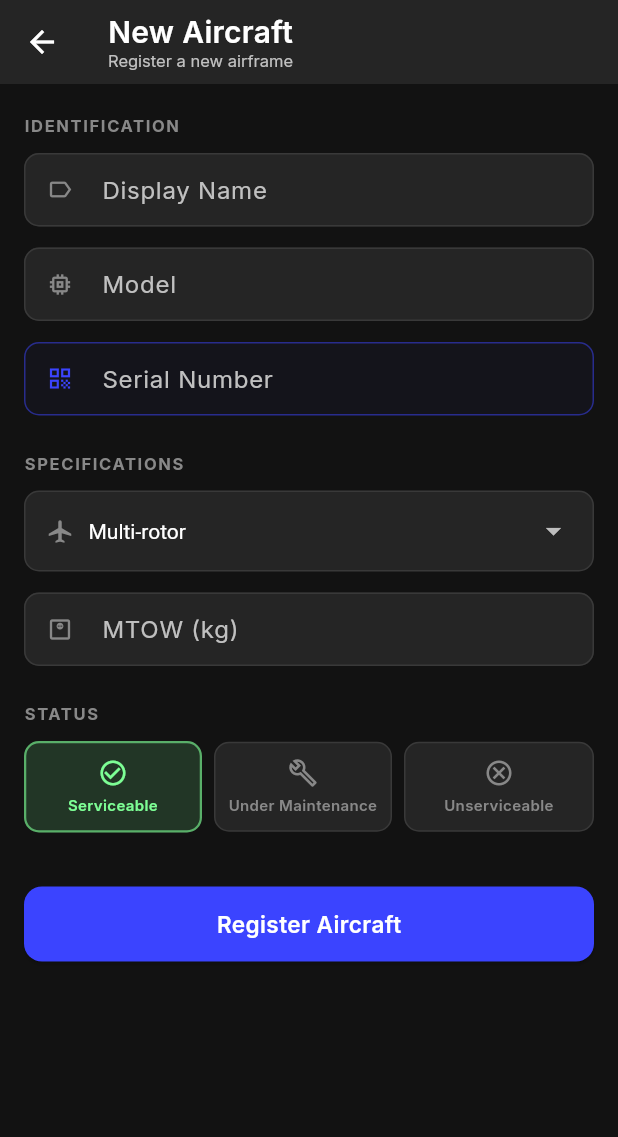
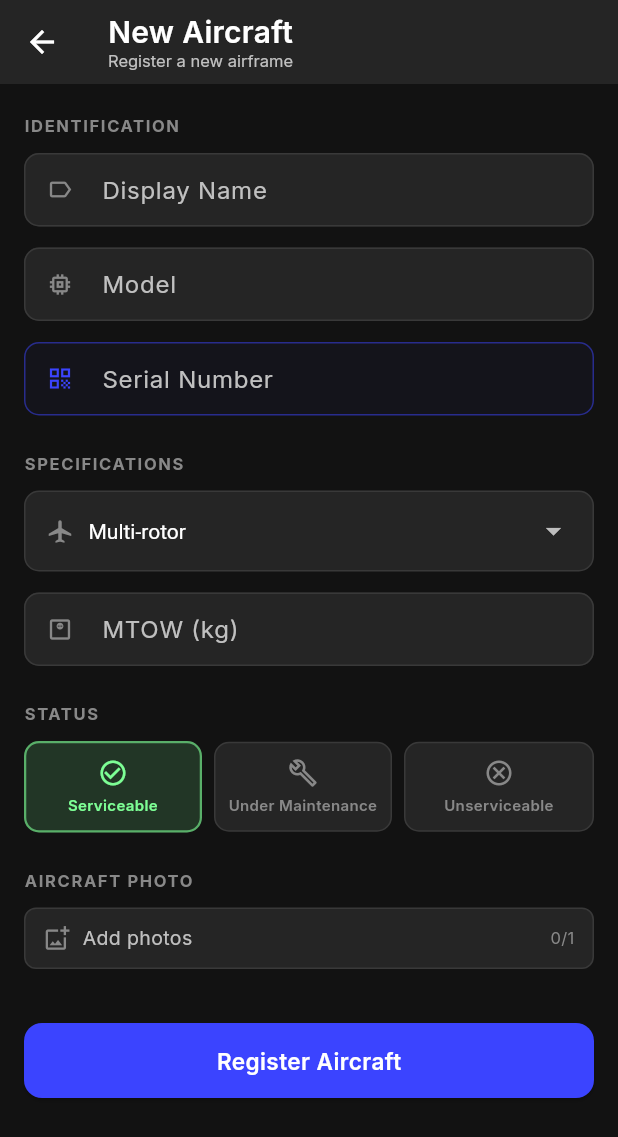
Before and after one commit to duasict/DUAS-FMS, a Flutter app: the AircraftFormScreen screen opened directly, on a phone screen of 412 x 824 dp. Shown: the top 1137 px of the screen. Run offline on Flutter 3.47's test engine with Material 3 defaults, Android fonts, the phone set to English and light mode, and no system bars; our stand-ins replace connectivity_plus, flutter_local_notifications, flutter_map, flutter_secure_storage, geolocator, google_fonts and 11 more; missing offline and left inert: google_mlkit_face_detection, google_mlkit_text_recognition, shelf_router, tflite_flutter; accounts and stored records are empty.

Commit message:
feat: photo picker integration, DB v14 migration, model photo fields
Add PhotoPickerField widget (camera/gallery, thumbnails, remove, maxPhotos).
Integrate it into aircraft form, flight log, maintenance log, and incident
report screens. Add photo_path column to aircraft and photo_paths columns
to maintenance_logs, incident_reports, and flight_logs in DB v14 migration.
Update Aircraft and FlightLog models with corresponding photo fields.

```diff
--- a/lib/database/database_helper.dart
+++ b/lib/database/database_helper.dart
@@ -16,7 +16,7 @@ import '../services/org_settings_service.dart';
 
 class DatabaseHelper {
   static const _dbName = 'uas_fms.db';
-  static const _dbVersion = 13;
+  static const _dbVersion = 14;
 
   DatabaseHelper._();
   static final DatabaseHelper instance = DatabaseHelper._();
@@ -278,6 +278,12 @@ class DatabaseHelper {
         )
       ''');
     }
+    if (oldVersion < 14) {
+      await db.execute("ALTER TABLE aircraft ADD COLUMN photo_path TEXT DEFAULT ''");
+      await db.execute("ALTER TABLE maintenance_logs ADD COLUMN photo_paths TEXT DEFAULT ''");
+      await db.execute("ALTER TABLE incident_reports ADD COLUMN photo_paths TEXT DEFAULT ''");
+      await db.execute("ALTER TABLE flight_logs ADD COLUMN photo_paths TEXT DEFAULT ''");
+    }
   }
 
   Future<void> _onCreate(Database db, int version) async {
@@ -336,7 +342,8 @@ class DatabaseHelper {
         model TEXT NOT NULL,
         serial_number TEXT NOT NULL DEFAULT '',
         mtow REAL NOT NULL,
-        status TEXT NOT NULL
+        status TEXT NOT NULL,
+        photo_path TEXT DEFAULT ''
       )
     ''');
 
@@ -399,6 +406,7 @@ class DatabaseHelper {
         data_photos TEXT,
         data_video TEXT,
         data_lidar INTEGER DEFAULT 0,
+        photo_paths TEXT DEFAULT '',
         next_maintenance TEXT,
         is_synced INTEGER DEFAULT 0
       )
@@ -487,6 +495,7 @@ class DatabaseHelper {
         signed_by TEXT NOT NULL DEFAULT '',
         remarks TEXT NOT NULL DEFAULT '',
         organization_id TEXT NOT NULL DEFAULT '',
+        photo_paths TEXT DEFAULT '',
         created_at TEXT NOT NULL,
         is_synced INTEGER DEFAULT 0
       )
@@ -529,6 +538,7 @@ class DatabaseHelper {
         reported_to_caap INTEGER NOT NULL DEFAULT 0,
         caap_reference TEXT,
         organization_id TEXT NOT NULL DEFAULT '',
+        photo_paths TEXT DEFAULT '',
         created_at TEXT NOT NULL,
         is_synced INTEGER DEFAULT 0
       )
--- a/lib/models/aircraft.dart
+++ b/lib/models/aircraft.dart
@@ -6,6 +6,7 @@ class Aircraft {
   String serialNumber;
   double mtow;
   String status; // serviceable, under_maintenance, unserviceable
+  String photoPath;
 
   Aircraft({
     this.id,
@@ -15,6 +16,7 @@ class Aircraft {
     this.serialNumber = '',
     required this.mtow,
     required this.status,
+    this.photoPath = '',
   });
 
   factory Aircraft.fromMap(Map<String, dynamic> map) {
@@ -26,6 +28,7 @@ class Aircraft {
       serialNumber: map['serial_number'] as String? ?? '',
       mtow: (map['mtow'] as num).toDouble(),
       status: map['status'],
+      photoPath: map['photo_path'] as String? ?? '',
     );
   }
 
@@ -38,6 +41,7 @@ class Aircraft {
       'serial_number': serialNumber,
       'mtow': mtow,
       'status': status,
+      'photo_path': photoPath,
     };
   }
 
--- a/lib/models/flight_log.dart
+++ b/lib/models/flight_log.dart
@@ -84,6 +84,7 @@ class FlightLog {
   String? dataCapturedPhotos;
   String? dataCapturedVideo;
   bool dataCapturedLidar;
+  List<String> photoPaths = const [];
   String nextMaintenance;
   bool isSynced;
 
@@ -115,6 +116,7 @@ class FlightLog {
     this.dataCapturedPhotos,
     this.dataCapturedVideo,
     this.dataCapturedLidar = false,
+    this.photoPaths = const [],
     this.nextMaintenance = '',
     this.isSynced = false,
   });
@@ -167,6 +169,7 @@ class FlightLog {
       dataCapturedPhotos: map['data_photos'],
       dataCapturedVideo: map['data_video'],
       dataCapturedLidar: map['data_lidar'] == 1,
+      photoPaths: parseStringList(map['photo_paths']),
       nextMaintenance: map['next_maintenance'] ?? '',
       isSynced: map['is_synced'] == 1,
     );
@@ -201,6 +204,7 @@ class FlightLog {
       'data_photos': dataCapturedPhotos,
       'data_video': dataCapturedVideo,
       'data_lidar': dataCapturedLidar ? 1 : 0,
+      'photo_paths': jsonEncode(photoPaths),
       'next_maintenance': nextMaintenance,
       'is_synced': isSynced ? 1 : 0,
     };
--- a/lib/screens/aircraft/aircraft_form_screen.dart
+++ b/lib/screens/aircraft/aircraft_form_screen.dart
@@ -4,6 +4,7 @@ import '../../database/database_helper.dart';
 import '../../models/aircraft.dart';
 import '../../providers/app_provider.dart';
 import '../../theme/app_theme.dart';
+import '../../widgets/photo_picker_field.dart';
 
 class AircraftFormScreen extends StatefulWidget {
   final Aircraft? aircraft;
@@ -21,6 +22,7 @@ class _AircraftFormScreenState extends State<AircraftFormScreen> {
 
   String _type = 'multi-rotor';
   String _status = 'serviceable';
+  String _photoPath = '';
   bool _isSaving = false;
 
   bool get _isEdit => widget.aircraft != null;
@@ -50,6 +52,7 @@ class _AircraftFormScreenState extends State<AircraftFormScreen> {
       _mtowCtrl.text = a.mtow.toString();
       _type = a.type;
       _status = a.status;
+      _photoPath = a.photoPath;
     }
   }
 
@@ -87,6 +90,7 @@ class _AircraftFormScreenState extends State<AircraftFormScreen> {
       serialNumber: _serialCtrl.text.trim(),
       mtow: mtow,
       status: _status,
+      photoPath: _photoPath,
     );
 
     if (_isEdit) {
@@ -220,6 +224,14 @@ class _AircraftFormScreenState extends State<AircraftFormScreen> {
           _sectionLabel('STATUS'),
           const SizedBox(height: 10),
           _statusSelector(),
+          const SizedBox(height: 24),
+          _sectionLabel('AIRCRAFT PHOTO'),
+          const SizedBox(height: 10),
+          PhotoPickerField(
+            paths: _photoPath.isEmpty ? [] : [_photoPath],
+            onChanged: (v) => setState(() => _photoPath = v.isEmpty ? '' : v.first),
+            maxPhotos: 1,
+          ),
           const SizedBox(height: 36),
           SizedBox(
             width: double.infinity,
--- a/lib/screens/aircraft/aircraft_screen.dart
+++ b/lib/screens/aircraft/aircraft_screen.dart
@@ -24,6 +24,7 @@ class AircraftScreen extends StatelessWidget {
                   _AircraftCard(aircraft: aircraft[i]),
             ),
       floatingActionButton: FloatingActionButton.extended(
+        heroTag: null,
         onPressed: () => _openForm(context, null),
         backgroundColor: AppColors.primary,
         foregroundColor: Colors.white,
--- a/lib/screens/battery/battery_history_screen.dart
+++ b/lib/screens/battery/battery_history_screen.dart
@@ -166,7 +166,7 @@ class _BatteryHistoryScreenState extends State<BatteryHistoryScreen> {
         },
         icon: const Icon(Icons.add, size: 20),
         label: const Text('New Log'),
-        backgroundColor: AppColors.accent,
+        backgroundColor: AppColors.primary,
         foregroundColor: Colors.white,
       ),
     );
--- a/lib/screens/dashboard/dashboard_screen.dart
+++ b/lib/screens/dashboard/dashboard_screen.dart
@@ -23,7 +23,7 @@ class DashboardScreen extends StatelessWidget {
           children: [
             Text('Dashboard',
                 style:
-                    TextStyle(fontSize: 18, fontWeight: FontWeight.w700)),
+                    TextStyle(fontSize: 20, fontWeight: FontWeight.w700)),
             Text(orgTagline,
                 style: TextStyle(
                     fontSize: 11,
--- a/lib/screens/incidents/incident_history_screen.dart
+++ b/lib/screens/incidents/incident_history_screen.dart
@@ -150,7 +150,7 @@ class _IncidentHistoryScreenState extends State<IncidentHistoryScreen> {
         },
         icon: const Icon(Icons.add, size: 20),
         label: const Text('New Report'),
-        backgroundColor: AppColors.accent,
+        backgroundColor: AppColors.primary,
         foregroundColor: Colors.white,
       ),
     );
--- a/lib/screens/main_navigation.dart
+++ b/lib/screens/main_navigation.dart
@@ -120,6 +120,7 @@ class _MainNavigationState extends State<MainNavigation>
         child: BottomNavigationBar(
           currentIndex: _selectedIndex,
           onTap: (i) => setState(() => _selectedIndex = i),
+          selectedItemColor: AppColors.accent,
           items: [
             const BottomNavigationBarItem(
               icon: Icon(Icons.dashboard_outlined),
--- a/lib/screens/maintenance/maintenance_history_screen.dart
+++ b/lib/screens/maintenance/maintenance_history_screen.dart
@@ -200,7 +200,7 @@ class _MaintenanceHistoryScreenState extends State<MaintenanceHistoryScreen> {
         },
         icon: const Icon(Icons.add, size: 20),
         label: const Text('New Log'),
-        backgroundColor: AppColors.accent,
+        backgroundColor: AppColors.primary,
         foregroundColor: Colors.white,
       ),
     );
--- a/lib/widgets/mission_card.dart
+++ b/lib/widgets/mission_card.dart
@@ -13,7 +13,7 @@ class MissionCard extends StatelessWidget {
       case 'completed':
         return AppColors.success;
       case 'planning':
-        return AppColors.primary;
+        return AppColors.info;
       case 'in_progress':
         return AppColors.accent;
       case 'cancelled':
--- /dev/null
+++ b/lib/widgets/photo_picker_field.dart
@@ -0,0 +1,141 @@
+import 'dart:io';
+import 'package:flutter/material.dart';
+import 'package:image_picker/image_picker.dart';
+import '../theme/app_theme.dart';
+
+class PhotoPickerField extends StatelessWidget {
+  final List<String> paths;
+  final ValueChanged<List<String>> onChanged;
+  final int maxPhotos;
+
+  const PhotoPickerField({
+    super.key,
+    required this.paths,
+    required this.onChanged,
+    this.maxPhotos = 5,
+  });
+
+  Future<void> _pick(BuildContext context) async {
+    final source = await showModalBottomSheet<ImageSource>(
+      context: context,
+      builder: (ctx) => SafeArea(
+        child: Column(
+          mainAxisSize: MainAxisSize.min,
+          children: [
+            ListTile(
+              leading: const Icon(Icons.camera_alt_outlined),
+              title: const Text('Take Photo'),
+              onTap: () => Navigator.pop(ctx, ImageSource.camera),
+            ),
+            ListTile(
+              leading: const Icon(Icons.photo_library_outlined),
+              title: const Text('Choose from Gallery'),
+              onTap: () => Navigator.pop(ctx, ImageSource.gallery),
+            ),
+          ],
+        ),
+      ),
+    );
+    if (source == null) return;
+    final image = await ImagePicker().pickImage(source: source, imageQuality: 80);
+    if (image != null) onChanged([...paths, image.path]);
+  }
+
+  void _remove(int index) =>
+      onChanged(List<String>.from(paths)..removeAt(index));
+
+  @override
+  Widget build(BuildContext context) {
+    return Column(
+      crossAxisAlignment: CrossAxisAlignment.start,
+      mainAxisSize: MainAxisSize.min,
+      children: [
+        if (paths.isNotEmpty) ...[
+          SizedBox(
+            height: 90,
+            child: ListView.separated(
+              scrollDirection: Axis.horizontal,
+              itemCount: paths.length,
+              separatorBuilder: (_, _) => const SizedBox(width: 8),
+              itemBuilder: (_, i) => Stack(
+                children: [
+                  ClipRRect(
+                    borderRadius: BorderRadius.circular(8),
+                    child: Image.file(
+                      File(paths[i]),
+                      width: 90,
+                      height: 90,
+                      fit: BoxFit.cover,
+                      errorBuilder: (_, _, _) => Container(
+                        width: 90,
+                        height: 90,
+                        decoration: BoxDecoration(
+                          color: context.colors.surface,
+                          borderRadius: BorderRadius.circular(8),
+                          border: Border.all(color: context.colors.border),
+                        ),
+                        child: Icon(Icons.broken_image_outlined,
+                            color: context.colors.textMuted, size: 28),
+                      ),
+                    ),
+                  ),
+                  Positioned(
+                    top: 4,
+                    right: 4,
+                    child: GestureDetector(
+                      onTap: () => _remove(i),
+                      child: Container(
+                        width: 22,
+                        height: 22,
+                        decoration: const BoxDecoration(
+                          color: Colors.black54,
+                          shape: BoxShape.circle,
+                        ),
+                        child: const Icon(Icons.close,
+                            size: 13, color: Colors.white),
+                      ),
+                    ),
+                  ),
+                ],
+              ),
+            ),
+          ),
+          const SizedBox(height: 8),
+        ],
+        if (paths.length < maxPhotos)
+          GestureDetector(
+            onTap: () => _pick(context),
+            child: Container(
+              width: double.infinity,
+              padding:
+                  const EdgeInsets.symmetric(horizontal: 12, vertical: 10),
+              decoration: BoxDecoration(
+                color: context.colors.surface,
+                borderRadius: BorderRadius.circular(8),
+                border: Border.all(color: context.colors.border),
+              ),
+              child: Row(
+                children: [
+                  Icon(Icons.add_photo_alternate_outlined,
+                      size: 18, color: context.colors.textMuted),
+                  const SizedBox(width: 8),
+                  Expanded(
+                    child: Text(
+                      paths.isEmpty ? 'Add photos' : 'Add another photo',
+                      style: TextStyle(
+                          color: context.colors.textSecondary, fontSize: 13),
+                    ),
+                  ),
+                  Text(
+                    '${paths.length}/$maxPhotos',
+                    style: TextStyle(
+                        color: context.colors.textMuted, fontSize: 11),
+                  ),
+                ],
+              ),
+            ),
+          ),
+      ],
+    );
+  }
+}
```
Also changed, not shown: lib/screens/battery/battery_log_screen.dart (+6 -1 lines), lib/screens/flight_log/flight_log_screen.dart (+8 -0 lines), lib/screens/flight_planning/flight_planning_screen.dart (+6 -1 lines), lib/screens/missions/mission_create_screen.dart (+6 -1 lines), lib/screens/splash_screen.dart (+9 -2 lines).
